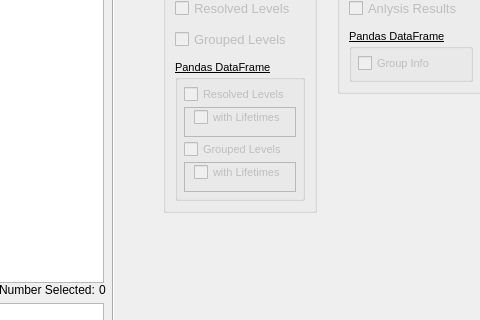
This is resources/ui/mainwindow.ui in BioPhysicsUP/Full_SMS as Qt 5 draws it before an edit; both pictures show x 105 to 585 and y 158 to 478 of the 1110 by 642 pixel window. The edited form follows.
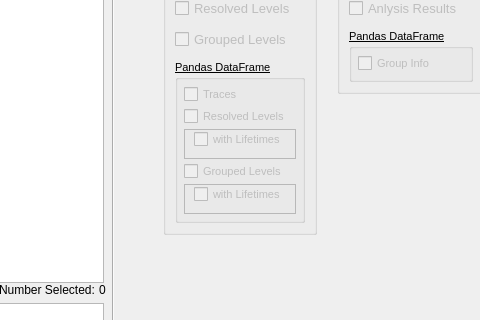
This is the edited form. The open tabs and pages were chosen to show the change. Icons and pictures are not drawn. Custom widgets are drawn as their Qt base class.

```diff
--- a/resources/ui/mainwindow.ui
+++ b/resources/ui/mainwindow.ui
@@ -2476,6 +2476,25 @@
                        <property name="bottomMargin">
                         <number>6</number>
                        </property>
+                       <item>
+                        <widget class="QCheckBox" name="chbEx_DF_Traces">
+                         <property name="enabled">
+                          <bool>false</bool>
+                         </property>
+                         <property name="font">
+                          <font>
+                           <pointsize>8</pointsize>
+                           <weight>50</weight>
+                           <bold>false</bold>
+                           <underline>false</underline>
+                           <strikeout>false</strikeout>
+                          </font>
+                         </property>
+                         <property name="text">
+                          <string>Traces</string>
+                         </property>
+                        </widget>
+                       </item>
                        <item>
                         <widget class="QCheckBox" name="chbEx_DF_Levels">
                          <property name="enabled">
```
Left out of the diff: 2 changed lines with no effect on the pictures.
